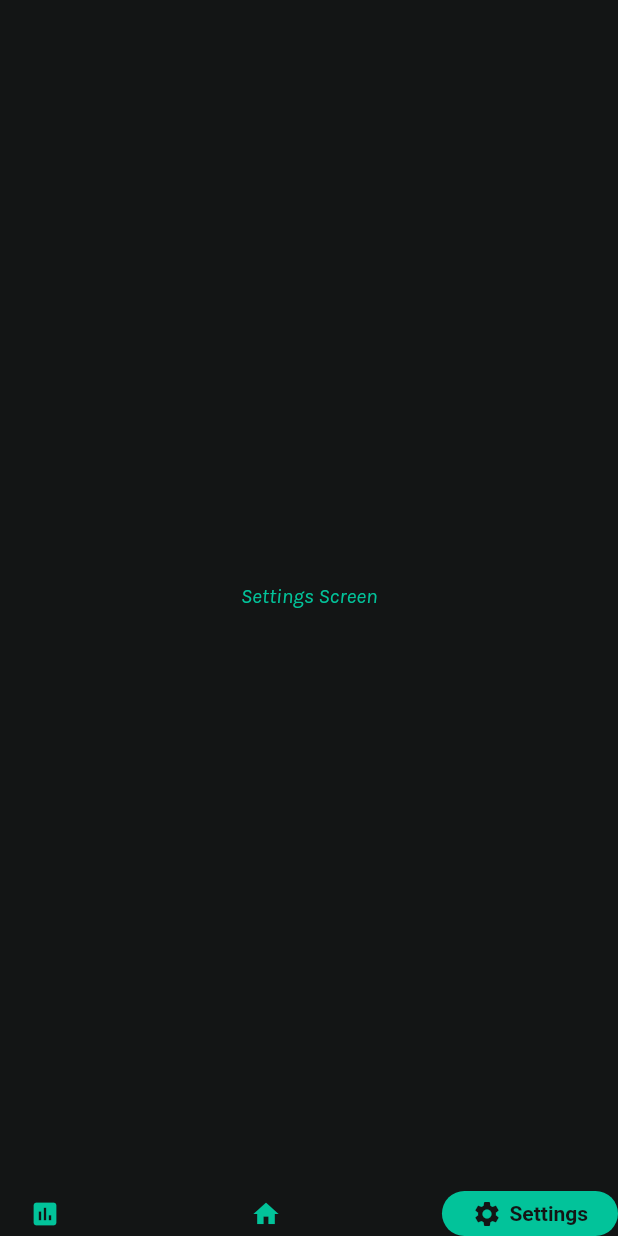
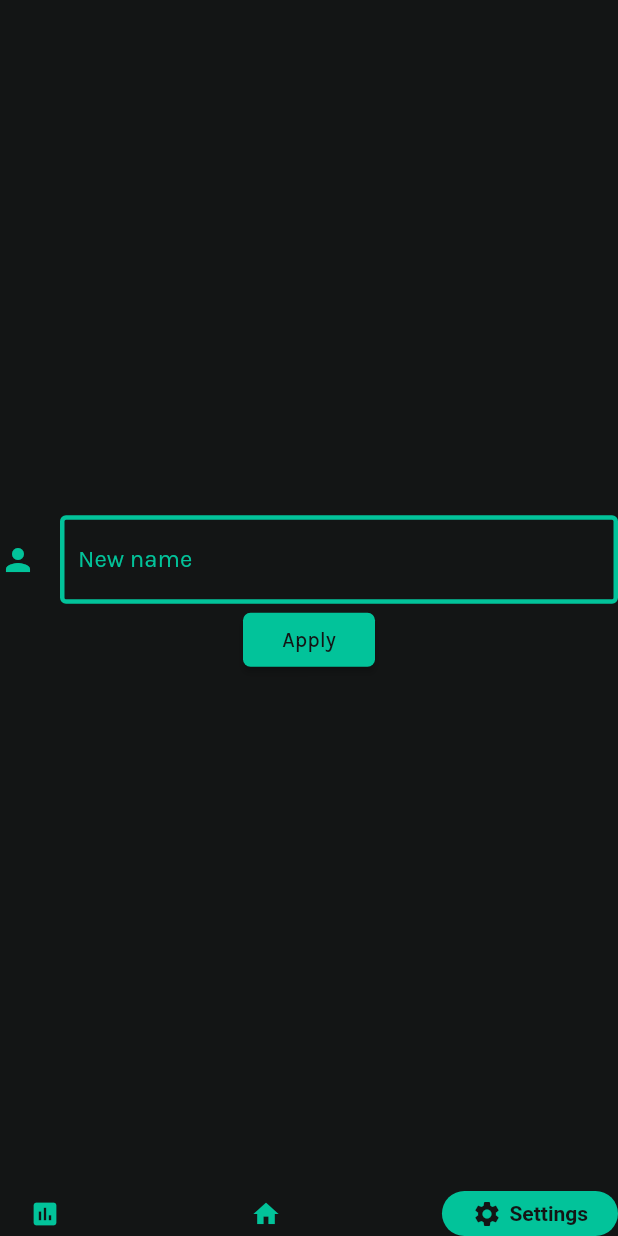
Before and after one commit to LucasBourne/Budgitt, a Flutter app: the FirstScreen screen opened directly, item 3 of the bottom bar chosen, on a phone screen of 412 x 824 dp. Run offline on Flutter 3.47's test engine with Material 2 defaults, Android fonts, the phone set to English and light mode, and no system bars; drawn by our look-alikes of google_nav_bar; our stand-ins replace firebase_auth, firebase_database, google_fonts, google_sign_in; accounts and stored records are empty.

Commit message:
Added name changing functionality

```diff
--- a/lib/home_screen_views/main_page.dart
+++ b/lib/home_screen_views/main_page.dart
@@ -22,6 +22,18 @@ class MainScreenState extends State<MainScreen>
   {
     super.initState();
     readData();
+  }
+
+  String writeName()
+  {
+    if(values["name"] != null)
+    {
+      return values["name"];
+    }
+    else
+    {
+      return "user";
+    }
   }
 
   String writeGreeting()
@@ -86,7 +98,7 @@ class MainScreenState extends State<MainScreen>
       readData();
     });
   }
-  void updateData(int newLoanAmount)
+  void updateData(double newLoanAmount)
   {
     dbRef.child(userID).update({
       "loan" : newLoanAmount,
@@ -152,7 +164,7 @@ class MainScreenState extends State<MainScreen>
             mainAxisSize: MainAxisSize.max,
             children: <Widget>[
               Text(
-                (writeGreeting() + ", " + name),
+                (writeGreeting() + ", " + writeName()),
                 style: GoogleFonts.karla(
                   color: accentColour,
                   fontStyle: FontStyle.italic,
--- a/lib/home_screen_views/settings_page.dart
+++ b/lib/home_screen_views/settings_page.dart
@@ -1,9 +1,9 @@
 import 'package:flutter/material.dart';
 import 'package:google_fonts/google_fonts.dart';
-//import 'package:firebase_database/firebase_database.dart';
-//import 'database_functions.dart';
+import 'package:firebase_database/firebase_database.dart';
 
 import '../home_screen.dart';
+import '../sign_in.dart';
 
 class SettingsScreen extends StatefulWidget
 {
@@ -11,18 +11,106 @@ class SettingsScreen extends StatefulWidget
   SettingsScreenState createState() => SettingsScreenState();
 }
 
+TextEditingController nameController = new TextEditingController();
+
 class SettingsScreenState extends State<SettingsScreen>
 {
+  static Map<dynamic, dynamic> values = new Map<dynamic, dynamic>();
+  final dbRef = FirebaseDatabase.instance.reference();
+
+  @override
+  void initState()
+  {
+    super.initState();
+    readData();
+  }
+
+  void readData()
+  {
+    dbRef.child(userID).once().then((DataSnapshot ds)
+    {
+      values = ds.value;
+      if (values != null)
+      {
+        print("User found");
+      }
+      else
+      {
+        print("User not found");
+      }
+      setState(() {});
+    });
+  }
+
   @override
   Widget build(BuildContext context)
   {
     return Center(
-      child: Text(
-        "Settings Screen",
-        style: GoogleFonts.karla(
-          color: accentColour,
-          fontStyle: FontStyle.italic,
-        ),
+      child: Column(
+        mainAxisAlignment: MainAxisAlignment.center,
+        mainAxisSize: MainAxisSize.max,
+        children: <Widget>[
+            TextField(
+            style: GoogleFonts.karla(color: accentColour),
+            controller: nameController,
+            cursorColor: accentColour,
+            decoration: InputDecoration(
+              labelText: "New name",
+              labelStyle: GoogleFonts.karla(color: accentColour),
+              icon: Icon(Icons.person, color: accentColour,),
+              enabledBorder: OutlineInputBorder(
+                borderSide: BorderSide(
+                  color: accentColour,
+                  width: 3.0,
+                ),
+              ),
+              focusedBorder: OutlineInputBorder(
+                borderSide: BorderSide(
+                  color: accentColour,
+                  width: 3.0,
+                ),
+              )
+            ),
+            obscureText: false,
+            autocorrect: false,
+            keyboardType: TextInputType.text,
+          ),
+          RaisedButton(
+            child: Text(
+              "Apply",
+              style: GoogleFonts.karla(),
+            ),
+            onPressed: ()
+            {
+              dbRef.child(userID).update({
+              "name" : nameController.text,
+              });
+              setState(() {
+              readData();
+            });
+              //update name on database
+            },
+            shape: RoundedRectangleBorder(
+              borderRadius: BorderRadius.circular(5),
+            ),
+            color: accentColour,
+            textColor: backgroundColour,
+          ),
+        ],
+      ),
+    );
+  }
+
+  Padding _changeNameSetting()
+  {
+    return Padding(
+      padding: EdgeInsets.fromLTRB(15, 0, 15, 0),
+      child: Row(
+        mainAxisSize: MainAxisSize.max,
+        mainAxisAlignment: MainAxisAlignment.center,
+        children: <Widget>[
+
+        ],
       ),
     );
   }
```
